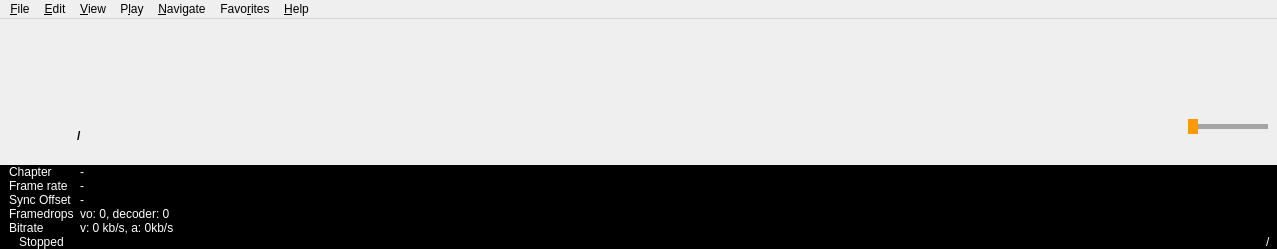
First picture: the form in mainwindow.ui, repository stbn7/fluent-mpcqt-theme, before the edit.
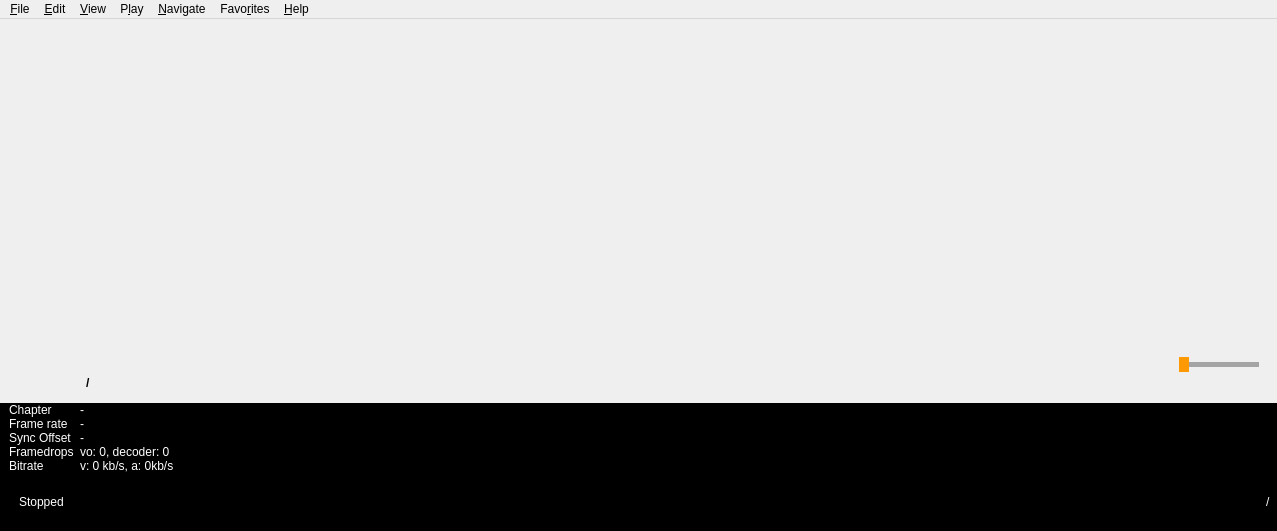
Second picture: the form after the edit. Icons and pictures are not drawn.

What changed in the file:
```diff
--- a/mainwindow.ui
+++ b/mainwindow.ui
@@ -7,7 +7,7 @@
     <x>0</x>
     <y>0</y>
     <width>1277</width>
-    <height>249</height>
+    <height>531</height>
    </rect>
   </property>
   <property name="sizePolicy">
@@ -134,6 +134,15 @@
               <height>75</height>
              </size>
             </property>
+            <layout class="QHBoxLayout" name="horizontalLayout_2">
+             <item>
+              <widget class="QWidget" name="widgetPlayer3" native="true">
+               <property name="minimumSize">
+                <size>
+                 <width>0</width>
+                 <height>75</height>
+                </size>
+               </property>
             <layout class="QHBoxLayout" name="horizontalLayout">
              <item>
               <layout class="QVBoxLayout" name="LayoutPlayer3">
@@ -287,7 +296,7 @@
                   <enum>Qt::Orientation::Horizontal</enum>
                  </property>
                  <property name="sizeType">
-                  <enum>QSizePolicy::Policy::Fixed</enum>
+                     <enum>QSizePolicy::Policy::Expanding</enum>
                  </property>
                  <property name="sizeHint" stdset="0">
                   <size>
@@ -299,6 +308,9 @@
                </item>
               </layout>
              </item>
+               </layout>
+              </widget>
+             </item>
              <item>
               <spacer name="controlbarSpacer1">
                <property name="orientation">
@@ -581,6 +593,9 @@
               </spacer>
              </item>
              <item>
+              <widget class="QWidget" name="widgetPlayer2" native="true">
+               <layout class="QHBoxLayout" name="horizontalLayout_3">
+                <item>
               <layout class="QVBoxLayout" name="playerLayout2">
                <item>
                 <layout class="QHBoxLayout" name="horizontalLayoutPlayer2">
@@ -807,6 +822,9 @@
          </layout>
         </widget>
        </item>
+         </layout>
+        </widget>
+       </item>
        <item>
         <widget class="QFrame" name="infoSection">
          <property name="styleSheet">
@@ -854,13 +872,6 @@
                </property>
               </widget>
              </item>
-             <item row="0" column="1">
-              <widget class="QLabel" name="chapter">
-               <property name="text">
-                <string notr="true">-</string>
-               </property>
-              </widget>
-             </item>
              <item row="1" column="0">
               <widget class="QLabel" name="framerateLabel">
                <property name="text">
@@ -917,6 +928,13 @@
                </property>
               </widget>
              </item>
+             <item row="0" column="1">
+              <widget class="QLabel" name="chapter">
+               <property name="text">
+                <string notr="true">-</string>
+               </property>
+              </widget>
+             </item>
             </layout>
            </widget>
           </item>
```
Lines whose indentation alone changed are shown as unchanged.
